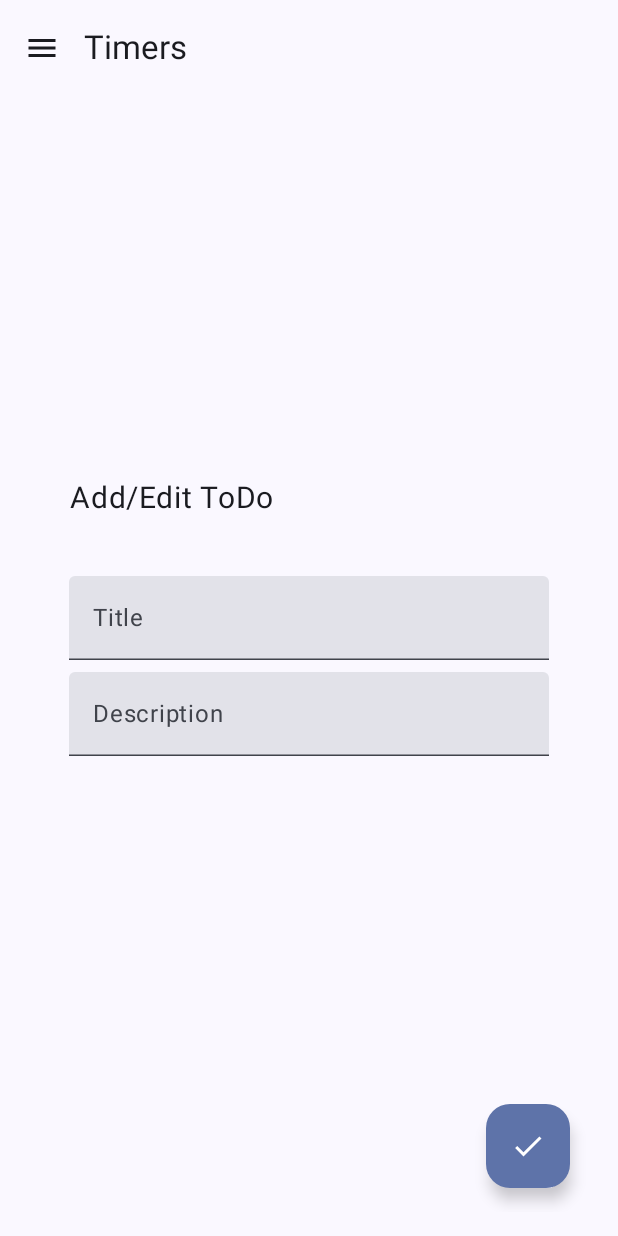
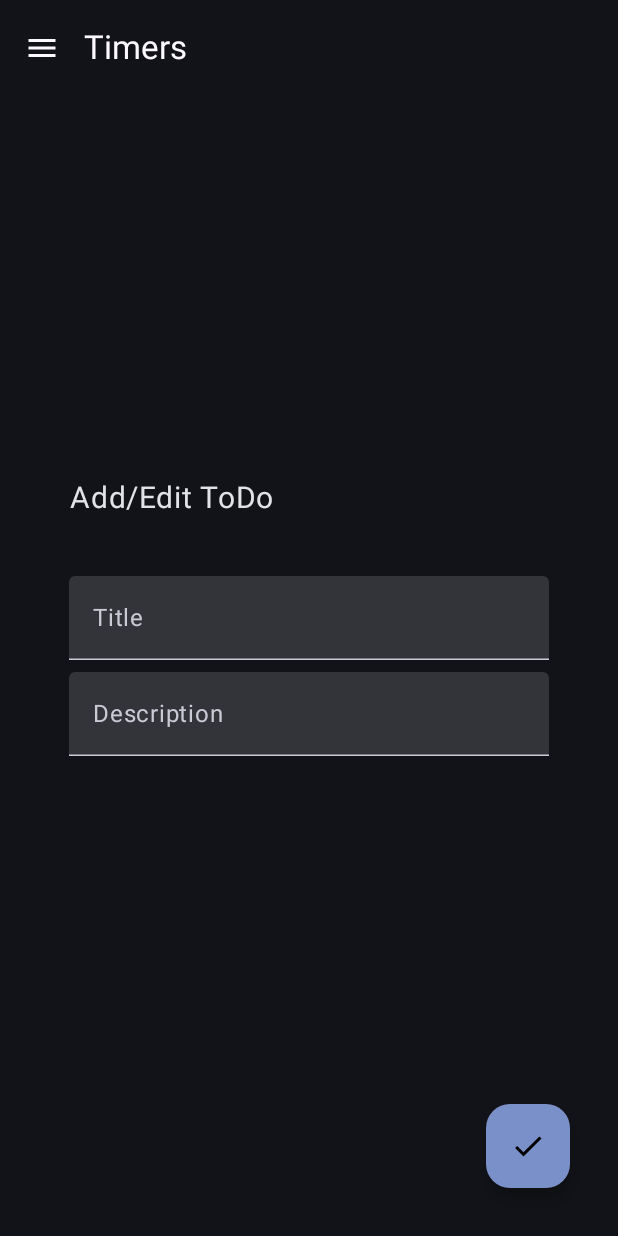
Before and after one commit to GutorovPavel/JetpackCompose_TabataTimer, an Android app built with Jetpack Compose: the screen it shows after launch (MainActivity), after a tap on "Add", on a phone screen of 412 x 824 dp. Run offline under Robolectric (Android 15) with nearby library versions, the phone set to English and light mode, and no system bars; our stand-ins replace Dagger/Hilt's generated code, Room's generated code.

Commit message:
working timer

```diff
--- a/app/src/main/java/com/example/tabatatimer/MainActivity.kt
+++ b/app/src/main/java/com/example/tabatatimer/MainActivity.kt
@@ -30,7 +30,7 @@ class MainActivity : ComponentActivity() {
     override fun onCreate(savedInstanceState: Bundle?) {
         super.onCreate(savedInstanceState)
         setContent {
-            TabataTimerTheme {
+            TabataTimerTheme(darkTheme = true) {
 
                 val drawerState = rememberDrawerState(initialValue = DrawerValue.Closed)
                 val scope = rememberCoroutineScope()
@@ -41,7 +41,7 @@ class MainActivity : ComponentActivity() {
                     drawerContent = {
                         DrawContent(navController = navController, drawerState = drawerState)
                     },
-                    scrimColor = Color(0xD0000000)
+                    scrimColor = Color(0xDD000000)
                 ) {
                     Scaffold(
                         topBar = {
--- a/app/src/main/java/com/example/tabatatimer/Timer.kt
+++ b/app/src/main/java/com/example/tabatatimer/Timer.kt
@@ -4,6 +4,7 @@ import androidx.compose.foundation.Canvas
 import androidx.compose.foundation.gestures.detectTapGestures
 import androidx.compose.foundation.layout.Box
 import androidx.compose.foundation.layout.size
+import androidx.compose.material3.MaterialTheme
 import androidx.compose.material3.Text
 import androidx.compose.runtime.*
 import androidx.compose.ui.Alignment
@@ -24,8 +25,11 @@ import kotlinx.coroutines.delay
 
 @Composable
 fun Timer(
-    totalTime: Long,
-    inactiveBarColor: Color,
+    workTime: Long = 5L * 1000L,
+    pauseTime: Long = 3L * 1000L,
+    inactiveBarColor: Color = MaterialTheme.colorScheme.inverseSurface,
+    activeBarColor: Color = MaterialTheme.colorScheme.primary,
+    pauseBarColor: Color = Color.Yellow,
     modifier: Modifier = Modifier,
     initValue: Float = 1f,
     strokeWidth: Dp = 15.dp
@@ -37,19 +41,31 @@ fun Timer(
         mutableStateOf(initValue)
     }
     var currentTime by remember {
-        mutableStateOf(totalTime)
+        mutableStateOf(workTime)
     }
     var isTimerRunning by remember {
+        mutableStateOf(false)
+    }
+    var isPause by remember {
         mutableStateOf(false)
     }
 
     /////////////// ANIMATE TIMER /////////////////
 
     LaunchedEffect(key1 = currentTime, key2 = isTimerRunning) {
-        if (currentTime > 0 && isTimerRunning) {
+        if (isTimerRunning && currentTime > 0L) {
             delay(100L)
             currentTime -= 100L
-            value = currentTime / totalTime.toFloat()
+            value =
+                if(!isPause) {
+                    currentTime / workTime.toFloat()
+                } else {
+                    currentTime / pauseTime.toFloat()
+                }
+        }
+        if (currentTime == 0L) {
+            isPause = !isPause
+            currentTime += if (isPause) { pauseTime } else { workTime }
         }
     }
 
@@ -57,21 +73,25 @@ fun Timer(
 
     Box(
         contentAlignment = Alignment.Center,
-        modifier = modifier.onSizeChanged { size = it }
+        modifier = modifier
+            .onSizeChanged { size = it }
             .pointerInput(Unit) {
                 detectTapGestures(
                     onTap = {
                         if (currentTime <= 0L) {
-                            currentTime = totalTime
+                            currentTime = workTime
                             isTimerRunning = true
                         } else {
-                            isTimerRunning = !isTimerRunning
+                            if (!isPause) {
+                                isTimerRunning = !isTimerRunning
+                            }
                         }
                     },
                     onLongPress = {
-                        currentTime = totalTime
+                        currentTime = workTime
                         isTimerRunning = false
-                        value = totalTime.toFloat()
+                        isPause = false
+                        value = workTime.toFloat()
                     }
                 )
             }
@@ -87,11 +107,17 @@ fun Timer(
             )
             drawArc(
                 color =
-                if (!isTimerRunning || currentTime <= 0L) {
-                    Color.Cyan
-                } else {
-                    Color.Red
-                },
+                (
+                    if (!isTimerRunning) {
+                        activeBarColor
+                    } else {
+                        if (isPause) {
+                            pauseBarColor
+                        } else {
+                            Color.Red
+                        }
+                    }
+                ) as Color,
                 startAngle = -270f,
                 sweepAngle = 360f * value,
                 useCenter = false,
@@ -100,35 +126,16 @@ fun Timer(
             )
         }
         Text(
-            text = (currentTime / 1000L).toString(),
+            text =
+                if (currentTime / 1000L / 60L < 10L) { "0" } else { "" } +
+                (currentTime / 1000L / 60L).toString() + ":" +
+                if (currentTime / 1000L % 60L < 10L) { "0" } else { "" } +
+                (currentTime / 1000L % 60L).toString(),
+
             fontSize = 40.sp,
             fontWeight = FontWeight.Bold,
-            color = Color.Black
+            color = MaterialTheme.colorScheme.secondary
         )
-//        Button(
-//            onClick = {
-//                      if (currentTime <= 0L) {
-//                          currentTime = totalTime
-//                          isTimerRunning = true
-//                      } else {
-//                          isTimerRunning = !isTimerRunning
-//                      }
-//            },
-//            modifier = Modifier.align(Alignment.BottomCenter),
-//            colors = ButtonDefaults.buttonColors(
-//                containerColor = if (!isTimerRunning || currentTime <= 0L) {
-//                    Color.Cyan
-//                } else {
-//                    Color.Red
-//                }
-//            )
-//        ) {
-//            Text(
-//                text = if(isTimerRunning && currentTime >= 0L) "Stop"
-//                else if(!isTimerRunning && currentTime >= 0L) "Start"
-//                else "Restart"
-//            )
-//        }
     }
 }
 
@@ -136,9 +143,7 @@ fun Timer(
 @Composable
 fun PreviewTimer() {
     Timer(
-        totalTime = 100L * 1000L,
-        inactiveBarColor = Color.DarkGray,
-//        activeBarColor = Color.Cyan,
+        workTime = 100L * 1000L,
         modifier = Modifier.size(200.dp)
     )
 }
--- a/app/src/main/java/com/example/tabatatimer/ui/theme/Color.kt
+++ b/app/src/main/java/com/example/tabatatimer/ui/theme/Color.kt
@@ -5,7 +5,11 @@ import androidx.compose.ui.graphics.Color
 val Purple80 = Color(0xFFD0BCFF)
 val PurpleGrey80 = Color(0xFFCCC2DC)
 val Pink80 = Color(0xFFEFB8C8)
+val BackgroundDark = Color(0xFF242424)
+
+val InactiveBar = Color(0xFF858585)
 
 val Purple40 = Color(0xFF6650a4)
 val PurpleGrey40 = Color(0xFF625b71)
 val Pink40 = Color(0xFF7D5260)
+val BackgroundLight = Color(0xFFE7E7E7)
--- a/app/src/main/java/com/example/tabatatimer/ui/theme/Theme.kt
+++ b/app/src/main/java/com/example/tabatatimer/ui/theme/Theme.kt
@@ -15,16 +15,21 @@ import androidx.compose.ui.platform.LocalContext
 import androidx.compose.ui.platform.LocalView
 import androidx.core.view.ViewCompat
 
+
 private val DarkColorScheme = darkColorScheme(
     primary = Purple80,
     secondary = PurpleGrey80,
-    tertiary = Pink80
+    tertiary = Pink80,
+    surface = BackgroundDark,
+    inverseSurface = InactiveBar
 )
 
 private val LightColorScheme = lightColorScheme(
     primary = Purple40,
     secondary = PurpleGrey40,
-    tertiary = Pink40
+    tertiary = Pink40,
+    surface = BackgroundLight,
+    inverseSurface = InactiveBar
 
     /* Other default colors to override
     background = Color(0xFFFFFBFE),
--- a/app/src/main/java/com/example/tabatatimer/ui/theme/navigation_drawer/DrawerItems.kt
+++ b/app/src/main/java/com/example/tabatatimer/ui/theme/navigation_drawer/DrawerItems.kt
@@ -39,19 +39,6 @@ fun DrawerItems(navController: NavController, drawerState: DrawerState) {
         modifier = Modifier.padding(10.dp)
     )
     NavigationDrawerItem(
-        icon = { Icon (imageVector = Icons.Filled.List, contentDescription = "ToDo Lists") },
-        label = { Text (text = "ToDo Lists") },
-        selected = destination?.route == Routes.All_LISTS,
-        onClick = {
-            navController.navigate(Routes.All_LISTS, navOptions {
-                this.launchSingleTop = true
-                this.restoreState = true
-            })
-            scope.launch { drawerState.close() }
-        },
-        modifier = Modifier.padding(10.dp)
-    )
-    NavigationDrawerItem(
         icon = { Icon (imageVector = Icons.Filled.Settings, contentDescription = "Settings") },
         label = { Text (text = "Settings") },
         selected = destination?.route == Routes.SETTINGS,
--- a/app/src/main/java/com/example/tabatatimer/ui/theme/todo_list/ToDoListScreen.kt
+++ b/app/src/main/java/com/example/tabatatimer/ui/theme/todo_list/ToDoListScreen.kt
@@ -7,10 +7,7 @@ import androidx.compose.foundation.lazy.LazyColumn
 import androidx.compose.foundation.lazy.items
 import androidx.compose.material.icons.Icons
 import androidx.compose.material.icons.filled.Add
-import androidx.compose.material3.ExperimentalMaterial3Api
-import androidx.compose.material3.FloatingActionButton
-import androidx.compose.material3.Icon
-import androidx.compose.material3.Scaffold
+import androidx.compose.material3.*
 import androidx.compose.runtime.Composable
 import androidx.compose.runtime.LaunchedEffect
 import androidx.compose.runtime.collectAsState
@@ -18,6 +15,7 @@ import androidx.compose.ui.Alignment
 import androidx.compose.ui.Modifier
 import androidx.compose.ui.graphics.Color
 import androidx.compose.ui.unit.dp
+import androidx.compose.ui.unit.sp
 import androidx.hilt.navigation.compose.hiltViewModel
 import com.example.tabatatimer.Timer
 import com.example.tabatatimer.util.UiEvent
@@ -55,17 +53,13 @@ fun ToDoListScreen(
             horizontalAlignment = Alignment.CenterHorizontally
         ) {
             Spacer(modifier = Modifier.height(150.dp))
-            Timer(
-                totalTime = 10L * 1000L,
-                inactiveBarColor = Color.LightGray,
-                modifier = Modifier.size(250.dp)
-            )
+            Timer(modifier = Modifier.size(250.dp)) // Timer
             Spacer(modifier = Modifier.height(50.dp))
             LazyColumn(
                 modifier = Modifier
                     .fillMaxWidth()
                     .padding(30.dp)
-                    .height(250.dp)
+                    .height(193.dp)
             ) {
                 items(todos.value) { todo ->
                     ToDoItem(
@@ -80,6 +74,12 @@ fun ToDoListScreen(
                     )
                 }
             }
+            //Spacer(modifier = Modifier.height(20.dp))
+            Text(
+                text = "                                  Add new task",
+                fontSize = 14.sp,
+                color = MaterialTheme.colorScheme.secondary
+            )
         }
     }
 }
```
